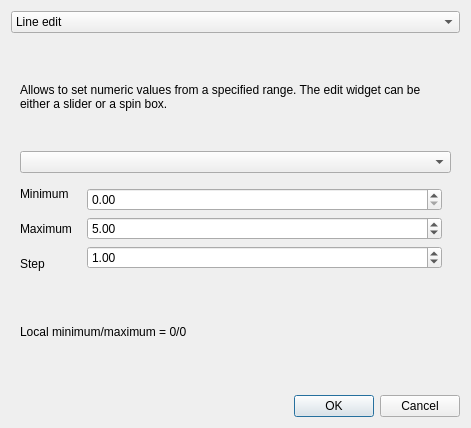
This is src/ui/qgsattributetypeedit.ui in qgis/QGIS as Qt 5 draws it before an edit. The edited form follows.
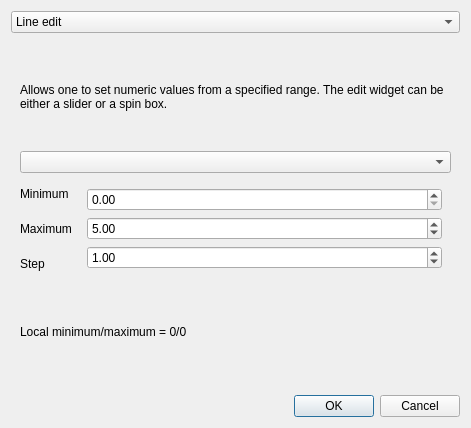
This is the edited form. The open tabs and pages were chosen to show the change.

```diff
--- a/src/ui/qgsattributetypeedit.ui
+++ b/src/ui/qgsattributetypeedit.ui
@@ -152,7 +152,7 @@
          <item>
           <widget class="QLabel" name="rangeLabel">
            <property name="text">
-            <string>Allows to set numeric values from a specified range. The edit widget can be either a slider or a spin box.</string>
+            <string>Allows one to set numeric values from a specified range. The edit widget can be either a slider or a spin box.</string>
            </property>
            <property name="wordWrap">
             <bool>true</bool>
```
